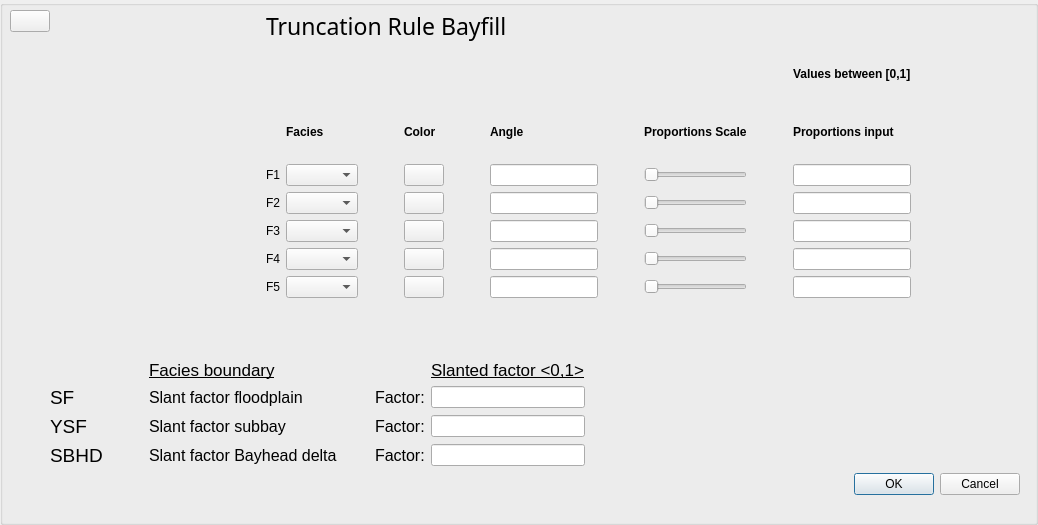
Before: the Qt Designer form ui/TruncRuleTypeBayfill.ui in equinor/APS-Facies, drawn with Qt 5.
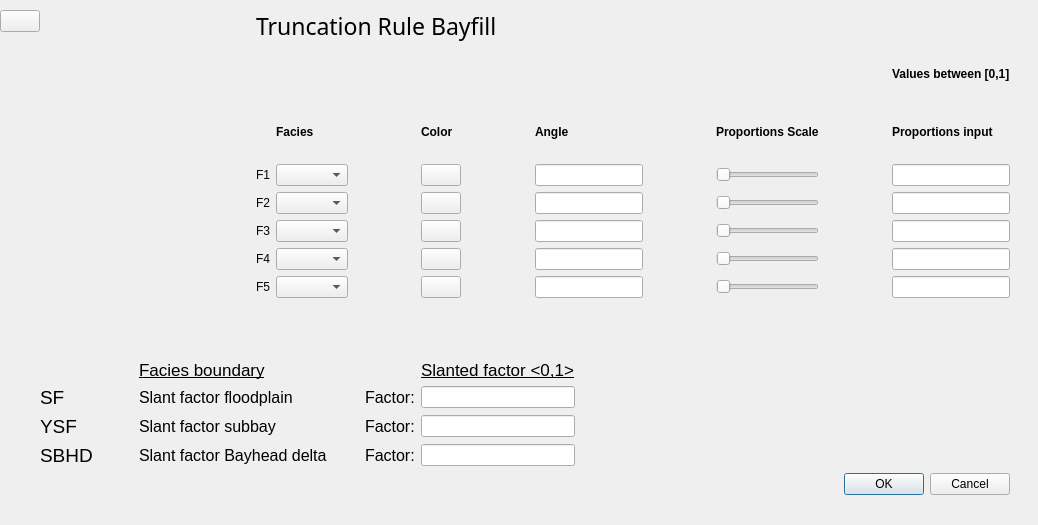
After: the same form once the commit is applied. Custom widgets are drawn as their Qt base class.

Commit message: refactor: Change any usage of KDE elements to Qt elements and QCustomPlot

```diff
--- a/ui/TruncRuleTypeBayfill.ui
+++ b/ui/TruncRuleTypeBayfill.ui
@@ -1,7 +1,7 @@
 <?xml version="1.0" encoding="UTF-8"?>
 <ui version="4.0">
  <class>Form</class>
- <widget class="KButtonGroup" name="Form">
+ <widget class="QForm" name="Form">
   <property name="geometry">
    <rect>
     <x>0</x>
@@ -13,26 +13,284 @@
   <property name="windowTitle">
    <string>Form</string>
   </property>
-  <widget class="QWidget" name="">
+  <widget class="QWidget" name="layoutWidget">
    <property name="geometry">
     <rect>
-     <x>10</x>
+     <x>0</x>
      <y>10</y>
      <width>1010</width>
      <height>485</height>
     </rect>
    </property>
-   <layout class="QFormLayout" name="formLayout_2">
+   <layout class="QFormLayout" name="formLayout_3">
     <property name="fieldGrowthPolicy">
      <enum>QFormLayout::AllNonFixedFieldsGrow</enum>
     </property>
-    <item row="0" column="0">
-     <layout class="QFormLayout" name="formLayout">
+    <item row="1" column="0">
+     <spacer name="verticalSpacer_5">
+      <property name="orientation">
+       <enum>Qt::Vertical</enum>
+      </property>
+      <property name="sizeHint" stdset="0">
+       <size>
+        <width>20</width>
+        <height>40</height>
+       </size>
+      </property>
+     </spacer>
+    </item>
+    <item row="2" column="0">
+     <layout class="QGridLayout" name="gridLayout_4">
+      <item row="2" column="1">
+       <widget class="QLabel" name="SF_label_2">
+        <property name="font">
+         <font>
+          <pointsize>14</pointsize>
+         </font>
+        </property>
+        <property name="text">
+         <string>SF</string>
+        </property>
+       </widget>
+      </item>
+      <item row="2" column="5">
+       <spacer name="After_SF_slantfactorfloodplain_horizontalSpacer_2">
+        <property name="orientation">
+         <enum>Qt::Horizontal</enum>
+        </property>
+        <property name="sizeHint" stdset="0">
+         <size>
+          <width>20</width>
+          <height>20</height>
+         </size>
+        </property>
+       </spacer>
+      </item>
+      <item row="2" column="6">
+       <widget class="QLabel" name="SF_Factor_label_2">
+        <property name="font">
+         <font>
+          <pointsize>12</pointsize>
+         </font>
+        </property>
+        <property name="text">
+         <string>Factor:</string>
+        </property>
+       </widget>
+      </item>
+      <item row="2" column="7">
+       <widget class="QLineEdit" name="SF_Factor_lineEdit_2"/>
+      </item>
+      <item row="3" column="1">
+       <widget class="QLabel" name="YSF_label_2">
+        <property name="font">
+         <font>
+          <pointsize>14</pointsize>
+         </font>
+        </property>
+        <property name="text">
+         <string>YSF</string>
+        </property>
+       </widget>
+      </item>
+      <item row="3" column="3">
+       <widget class="QLabel" name="SlantFactor_subbay_label_2">
+        <property name="font">
+         <font>
+          <pointsize>12</pointsize>
+         </font>
+        </property>
+        <property name="text">
+         <string>Slant factor subbay</string>
+        </property>
+       </widget>
+      </item>
+      <item row="3" column="4" colspan="2">
+       <spacer name="After_YSF_slantfactorfloodplain_horizontalSpacer_2">
+        <property name="orientation">
+         <enum>Qt::Horizontal</enum>
+        </property>
+        <property name="sizeHint" stdset="0">
+         <size>
+          <width>20</width>
+          <height>20</height>
+         </size>
+        </property>
+       </spacer>
+      </item>
+      <item row="3" column="6">
+       <widget class="QLabel" name="YSF_Factor_label_2">
+        <property name="font">
+         <font>
+          <pointsize>12</pointsize>
+         </font>
+        </property>
+        <property name="text">
+         <string>Factor:</string>
+        </property>
+       </widget>
+      </item>
+      <item row="3" column="7">
+       <widget class="QLineEdit" name="YSF_Factor_lineEdit_2"/>
+      </item>
+      <item row="4" column="1">
+       <widget class="QLabel" name="BHD_label_2">
+        <property name="font">
+         <font>
+          <pointsize>14</pointsize>
+         </font>
+        </property>
+        <property name="text">
+         <string>SBHD</string>
+        </property>
+       </widget>
+      </item>
+      <item row="4" column="3">
+       <widget class="QLabel" name="SlantFactor_BHD_label_2">
+        <property name="font">
+         <font>
+          <pointsize>12</pointsize>
+         </font>
+        </property>
+        <property name="text">
+         <string>Slant factor Bayhead delta</string>
+        </property>
+       </widget>
+      </item>
+      <item row="4" column="4" colspan="2">
+       <spacer name="After_BHD_slantfactorfloodplain_horizontalSpacer_2">
+        <property name="orientation">
+         <enum>Qt::Horizontal</enum>
+        </property>
+        <property name="sizeHint" stdset="0">
+         <size>
+          <width>20</width>
+          <height>20</height>
+         </size>
+        </property>
+       </spacer>
+      </item>
+      <item row="4" column="6">
+       <widget class="QLabel" name="BHD_Factor_label_2">
+        <property name="font">
+         <font>
+          <pointsize>12</pointsize>
+         </font>
+        </property>
+        <property name="text">
+         <string>Factor:</string>
+        </property>
+       </widget>
+      </item>
+      <item row="4" column="7">
+       <widget class="QLineEdit" name="BHD_Factor_lineEdit_2"/>
+      </item>
+      <item row="2" column="2">
+       <spacer name="horizontalSpacer_52">
+        <property name="orientation">
+         <enum>Qt::Horizontal</enum>
+        </property>
+        <property name="sizeHint" stdset="0">
+         <size>
+          <width>40</width>
+          <height>20</height>
+         </size>
+        </property>
+       </spacer>
+      </item>
+      <item row="3" column="2">
+       <spacer name="horizontalSpacer_53">
+        <property name="orientation">
+         <enum>Qt::Horizontal</enum>
+        </property>
+        <property name="sizeHint" stdset="0">
+         <size>
+          <width>40</width>
+          <height>20</height>
+         </size>
+        </property>
+       </spacer>
+      </item>
+      <item row="4" column="2">
+       <spacer name="horizontalSpacer_54">
+        <property name="orientation">
+         <enum>Qt::Horizontal</enum>
+        </property>
+        <property name="sizeHint" stdset="0">
+         <size>
+          <width>40</width>
+          <height>20</height>
+         </size>
+        </property>
+       </spacer>
+      </item>
+      <item row="0" column="7">
+       <widget class="QLabel" name="label_8">
+        <property name="font">
+         <font>
+          <pointsize>13</pointsize>
+          <underline>true</underline>
+         </font>
+        </property>
+        <property name="text">
+         <string>Slanted factor &lt;0,1&gt;</string>
+        </property>
+       </widget>
+      </item>
+      <item row="0" column="3">
+       <widget class="QLabel" name="label_9">
+        <property name="font">
+         <font>
+          <pointsize>13</pointsize>
+          <underline>true</underline>
+         </font>
+        </property>
+        <property name="text">
+         <string>Facies boundary</string>
+        </property>
+       </widget>
+      </item>
+      <item row="3" column="0">
+       <spacer name="horizontalSpacer_55">
+        <property name="orientation">
+         <enum>Qt::Horizontal</enum>
+        </property>
+        <property name="sizeHint" stdset="0">
+         <size>
+          <width>40</width>
+          <height>20</height>
+         </size>
+        </property>
+       </spacer>
+      </item>
+      <item row="2" column="3">
+       <widget class="QLabel" name="SlantFactorFloodplain_label_2">
+        <property name="font">
+         <font>
+          <pointsize>12</pointsize>
+         </font>
+        </property>
+        <property name="text">
+         <string>Slant factor floodplain</string>
+        </property>
+       </widget>
+      </item>
+     </layout>
+    </item>
+    <item row="3" column="0" colspan="2">
+     <widget class="QDialogButtonBox" name="TruncationRuleNonCubic_buttonBox_2">
+      <property name="standardButtons">
+       <set>QDialogButtonBox::Cancel|QDialogButtonBox::Ok</set>
+      </property>
+     </widget>
+    </item>
+    <item row="0" column="0" colspan="2">
+     <layout class="QFormLayout" name="formLayout_4">
       <item row="0" column="0">
-       <widget class="KIconButton" name="Bayfill_TruncIcon_kiconbutton"/>
+       <widget class="QPushButton" name="Bayfill_TruncIcon_kiconbutton_2"/>
       </item>
       <item row="0" column="1">
-       <widget class="QLabel" name="TruncationRuleBayfill_label">
+       <widget class="QLabel" name="TruncationRuleBayfill_label_2">
         <property name="font">
          <font>
           <family>Abyssinica SIL</family>
@@ -47,7 +305,7 @@
        </widget>
       </item>
       <item row="1" column="0">
-       <widget class="KPlotWidget" name="BayfillTuncRule_kplotwidget">
+       <widget class="KPlotWidget" name="BayfillTuncRule_kplotwidget_2">
         <property name="minimumSize">
          <size>
           <width>250</width>
@@ -71,7 +329,7 @@
        </widget>
       </item>
       <item row="1" column="1">
-       <layout class="QGridLayout" name="gridLayout">
+       <layout class="QGridLayout" name="gridLayout_3">
         <item row="3" column="0">
          <widget class="QLabel" name="F1_label">
           <property name="text">
@@ -80,7 +338,7 @@
          </widget>
         </item>
         <item row="3" column="1">
-         <widget class="KComboBox" name="F1_kcombobox"/>
+         <widget class="QComboBox" name="F1_kcombobox_2"/>
         </item>
         <item row="3" column="2">
          <spacer name="horizontalSpacer_5">
@@ -96,7 +354,7 @@
          </spacer>
         </item>
         <item row="3" column="3">
-         <widget class="KColorButton" name="F1_kcolorbutton"/>
+         <widget class="QPushButton" name="F1_kcolorbutton_2"/>
         </item>
         <item row="3" column="4">
          <spacer name="horizontalSpacer_6">
@@ -158,7 +416,7 @@
          </widget>
         </item>
         <item row="4" column="1">
-         <widget class="KComboBox" name="F2_kcombobox"/>
+         <widget class="QComboBox" name="F2_kcombobox_2"/>
         </item>
         <item row="4" column="2">
          <spacer name="horizontalSpacer_9">
@@ -174,7 +432,7 @@
          </spacer>
         </item>
         <item row="4" column="3">
-         <widget class="KColorButton" name="F2_kcolorbutton"/>
+         <widget class="QPushButton" name="F2_kcolorbutton_2"/>
         </item>
         <item row="4" column="4">
          <spacer name="horizontalSpacer_10">
@@ -236,7 +494,7 @@
          </widget>
         </item>
         <item row="5" column="1">
-         <widget class="KComboBox" name="F3_kcombobox"/>
+         <widget class="QComboBox" name="F3_kcombobox_2"/>
         </item>
         <item row="5" column="2">
          <spacer name="horizontalSpacer_13">
@@ -252,7 +510,7 @@
          </spacer>
         </item>
         <item row="5" column="3">
-         <widget class="KColorButton" name="F3_kcolorbutton"/>
+         <widget class="QPushButton" name="F3_kcolorbutton_2"/>
         </item>
         <item row="5" column="4">
          <spacer name="horizontalSpacer_14">
@@ -314,7 +572,7 @@
          </widget>
         </item>
         <item row="6" column="1">
-         <widget class="KComboBox" name="F4_kcombobox"/>
+         <widget class="QComboBox" name="F4_kcombobox_2"/>
         </item>
         <item row="6" column="2">
          <spacer name="horizontalSpacer_17">
@@ -330,7 +588,7 @@
          </spacer>
         </item>
         <item row="6" column="3">
-         <widget class="KColorButton" name="F4_kcolorbutton"/>
+         <widget class="QPushButton" name="F4_kcolorbutton_2"/>
         </item>
         <item row="6" column="4">
          <spacer name="horizontalSpacer_18">
@@ -392,7 +650,7 @@
          </widget>
         </item>
         <item row="7" column="1">
-         <widget class="KComboBox" name="F5_kcombobox"/>
+         <widget class="QComboBox" name="F5_kcombobox_2"/>
         </item>
         <item row="7" column="2">
          <spacer name="horizontalSpacer_21">
@@ -408,7 +666,7 @@
          </spacer>
         </item>
         <item row="7" column="3">
-         <widget class="KColorButton" name="F5_kcolorbutton"/>
+         <widget class="QPushButton" name="F5_kcolorbutton_2"/>
         </item>
         <item row="7" column="4">
          <spacer name="horizontalSpacer_22">
@@ -607,7 +865,7 @@
        </layout>
       </item>
       <item row="2" column="0">
-       <spacer name="verticalSpacer_2">
+       <spacer name="verticalSpacer_4">
         <property name="orientation">
          <enum>Qt::Vertical</enum>
         </property>
@@ -621,293 +879,20 @@
       </item>
      </layout>
     </item>
-    <item row="1" column="0">
-     <spacer name="verticalSpacer_3">
-      <property name="orientation">
-       <enum>Qt::Vertical</enum>
-      </property>
-      <property name="sizeHint" stdset="0">
-       <size>
-        <width>20</width>
-        <height>40</height>
-       </size>
-      </property>
-     </spacer>
-    </item>
-    <item row="2" column="0">
-     <layout class="QGridLayout" name="gridLayout_2">
-      <item row="2" column="1">
-       <widget class="QLabel" name="SF_label">
-        <property name="font">
-         <font>
-          <pointsize>14</pointsize>
-         </font>
-        </property>
-        <property name="text">
-         <string>SF</string>
-        </property>
-       </widget>
-      </item>
-      <item row="2" column="3" colspan="2">
-       <widget class="QLabel" name="SlantFactorFloodplain_label">
-        <property name="font">
-         <font>
-          <pointsize>12</pointsize>
-         </font>
-        </property>
-        <property name="text">
-         <string>Slant factor floodplain</string>
-        </property>
-       </widget>
-      </item>
-      <item row="2" column="5">
-       <spacer name="After_SF_slantfactorfloodplain_horizontalSpacer">
-        <property name="orientation">
-         <enum>Qt::Horizontal</enum>
-        </property>
-        <property name="sizeHint" stdset="0">
-         <size>
-          <width>20</width>
-          <height>20</height>
-         </size>
-        </property>
-       </spacer>
-      </item>
-      <item row="2" column="6">
-       <widget class="QLabel" name="SF_Factor_label">
-        <property name="font">
-         <font>
-          <pointsize>12</pointsize>
-         </font>
-        </property>
-        <property name="text">
-         <string>Factor:</string>
-        </property>
-       </widget>
-      </item>
-      <item row="2" column="7">
-       <widget class="QLineEdit" name="SF_Factor_lineEdit"/>
-      </item>
-      <item row="3" column="1">
-       <widget class="QLabel" name="YSF_label">
-        <property name="font">
-         <font>
-          <pointsize>14</pointsize>
-         </font>
-        </property>
-        <property name="text">
-         <string>YSF</string>
-        </property>
-       </widget>
-      </item>
-      <item row="3" column="3">
-       <widget class="QLabel" name="SlantFactor_subbay_label">
-        <property name="font">
-         <font>
-          <pointsize>12</pointsize>
-         </font>
-        </property>
-        <property name="text">
-         <string>Slant factor subbay</string>
-        </property>
-       </widget>
-      </item>
-      <item row="3" column="4" colspan="2">
-       <spacer name="After_YSF_slantfactorfloodplain_horizontalSpacer">
-        <property name="orientation">
-         <enum>Qt::Horizontal</enum>
-        </property>
-        <property name="sizeHint" stdset="0">
-         <size>
-          <width>20</width>
-          <height>20</height>
-         </size>
-        </property>
-       </spacer>
-      </item>
-      <item row="3" column="6">
-       <widget class="QLabel" name="YSF_Factor_label">
-        <property name="font">
-         <font>
-          <pointsize>12</pointsize>
-         </font>
-        </property>
-        <property name="text">
-         <string>Factor:</string>
-        </property>
-       </widget>
-      </item>
-      <item row="3" column="7">
-       <widget class="QLineEdit" name="YSF_Factor_lineEdit"/>
-      </item>
-      <item row="4" column="1">
-       <widget class="QLabel" name="BHD_label">
-        <property name="font">
-         <font>
-          <pointsize>14</pointsize>
-         </font>
-        </property>
-        <property name="text">
-         <string>SBHD</string>
-        </property>
-       </widget>
-      </item>
-      <item row="4" column="3">
-       <widget class="QLabel" name="SlantFactor_BHD_label">
-        <property name="font">
-         <font>
-          <pointsize>12</pointsize>
-         </font>
-        </property>
-        <property name="text">
-         <string>Slant factor Bayhead delta</string>
-        </property>
-       </widget>
-      </item>
-      <item row="4" column="4" colspan="2">
-       <spacer name="After_BHD_slantfactorfloodplain_horizontalSpacer">
-        <property name="orientation">
-         <enum>Qt::Horizontal</enum>
-        </property>
-        <property name="sizeHint" stdset="0">
-         <size>
-          <width>20</width>
-          <height>20</height>
-         </size>
-        </property>
-       </spacer>
-      </item>
-      <item row="4" column="6">
-       <widget class="QLabel" name="BHD_Factor_label">
-        <property name="font">
-         <font>
-          <pointsize>12</pointsize>
-         </font>
-        </property>
-        <property name="text">
-         <string>Factor:</string>
-        </property>
-       </widget>
-      </item>
-      <item row="4" column="7">
-       <widget class="QLineEdit" name="BHD_Factor_lineEdit"/>
-      </item>
-      <item row="2" column="2">
-       <spacer name="horizontalSpacer">
-        <property name="orientation">
-         <enum>Qt::Horizontal</enum>
-        </property>
-        <property name="sizeHint" stdset="0">
-         <size>
-          <width>40</width>
-          <height>20</height>
-         </size>
-        </property>
-       </spacer>
-      </item>
-      <item row="3" column="2">
-       <spacer name="horizontalSpacer_25">
-        <property name="orientation">
-         <enum>Qt::Horizontal</enum>
-        </property>
-        <property name="sizeHint" stdset="0">
-         <size>
-          <width>40</width>
-          <height>20</height>
-         </size>
-        </property>
-       </spacer>
-      </item>
-      <item row="4" column="2">
-       <spacer name="horizontalSpacer_26">
-        <property name="orientation">
-         <enum>Qt::Horizontal</enum>
-        </property>
-        <property name="sizeHint" stdset="0">
-         <size>
-          <width>40</width>
-          <height>20</height>
-         </size>
-        </property>
-       </spacer>
-      </item>
-      <item row="0" column="7">
-       <widget class="QLabel" name="label_2">
-        <property name="font">
-         <font>
-          <pointsize>13</pointsize>
-          <underline>true</underline>
-         </font>
-        </property>
-        <property name="text">
-         <string>Slanted factor &lt;0,1&gt;</string>
-        </property>
-       </widget>
-      </item>
-      <item row="0" column="3">
-       <widget class="QLabel" name="label_4">
-        <property name="font">
-         <font>
-          <pointsize>13</pointsize>
-          <underline>true</underline>
-         </font>
-        </property>
-        <property name="text">
-         <string>Facies boundary</string>
-        </property>
-       </widget>
-      </item>
-      <item row="3" column="0">
-       <spacer name="horizontalSpacer_27">
-        <property name="orientation">
-         <enum>Qt::Horizontal</enum>
-        </property>
-        <property name="sizeHint" stdset="0">
-         <size>
-          <width>40</width>
-          <height>20</height>
-         </size>
-        </property>
-       </spacer>
-      </item>
-     </layout>
-    </item>
-    <item row="3" column="0" colspan="2">
-     <widget class="QDialogButtonBox" name="TruncationRuleNonCubic_buttonBox">
-      <property name="standardButtons">
-       <set>QDialogButtonBox::Cancel|QDialogButtonBox::Ok</set>
-      </property>
-     </widget>
-    </item>
    </layout>
   </widget>
  </widget>
  <customwidgets>
-  <customwidget>
-   <class>KIconButton</class>
-   <extends>QPushButton</extends>
-   <header>kicondialog.h</header>
-  </customwidget>
-  <customwidget>
-   <class>KButtonGroup</class>
-   <extends>QGroupBox</extends>
-   <header>kbuttongroup.h</header>
-   <container>1</container>
-  </customwidget>
   <customwidget>
    <class>KPlotWidget</class>
    <extends>QFrame</extends>
    <header>kplotwidget.h</header>
   </customwidget>
   <customwidget>
-   <class>KComboBox</class>
-   <extends>QComboBox</extends>
-   <header>kcombobox.h</header>
-  </customwidget>
-  <customwidget>
-   <class>KColorButton</class>
-   <extends>QPushButton</extends>
-   <header>kcolorbutton.h</header>
+   <class>QForm</class>
+   <extends>QWidget</extends>
+   <header>qform.h</header>
+   <container>1</container>
   </customwidget>
  </customwidgets>
  <resources/>
```
Left out of the diff: 107 changed lines with no effect on the pictures. The commit also changes 8 other files.
